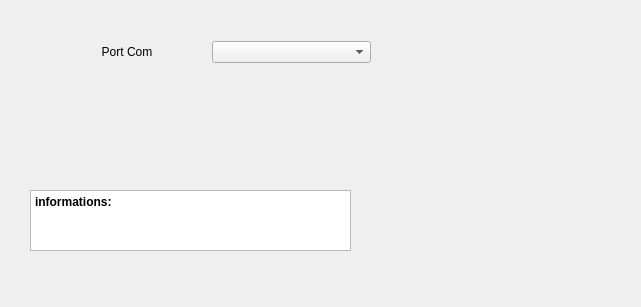
The window that sml.ui (FabL91/SML01-contr-le) describes before a commit, drawn with Qt 5.
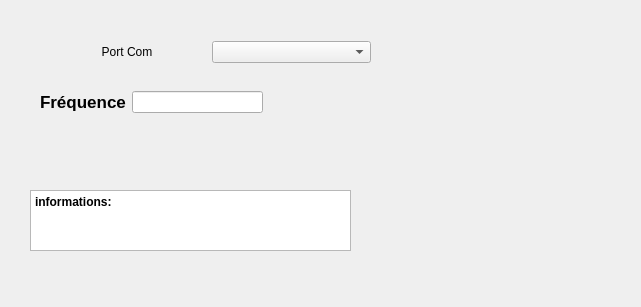
The same window after the commit.

Patch:
```diff
--- a/sml.ui
+++ b/sml.ui
@@ -33,7 +33,7 @@
 &lt;p style=&quot; margin-top:0px; margin-bottom:0px; margin-left:0px; margin-right:0px; -qt-block-indent:0; text-indent:0px;&quot;&gt;&lt;span style=&quot; font-weight:700;&quot;&gt;informations:&lt;/span&gt;&lt;/p&gt;&lt;/body&gt;&lt;/html&gt;</string>
    </property>
   </widget>
-  <widget class="QWidget" name="">
+  <widget class="QWidget" name="layoutWidget">
    <property name="geometry">
     <rect>
      <x>40</x>
@@ -92,6 +92,34 @@
     </item>
    </layout>
   </widget>
+  <widget class="QWidget" name="layoutWidget_1">
+   <property name="geometry">
+    <rect>
+     <x>40</x>
+     <y>90</y>
+     <width>223</width>
+     <height>24</height>
+    </rect>
+   </property>
+   <layout class="QHBoxLayout" name="horizontalLayout_1">
+    <item>
+     <widget class="QLabel" name="freq_label">
+      <property name="font">
+       <font>
+        <pointsize>13</pointsize>
+        <bold>true</bold>
+       </font>
+      </property>
+      <property name="text">
+       <string>Fréquence</string>
+      </property>
+     </widget>
+    </item>
+    <item>
+     <widget class="QLineEdit" name="freq"/>
+    </item>
+   </layout>
+  </widget>
  </widget>
  <resources/>
  <connections/>
```
